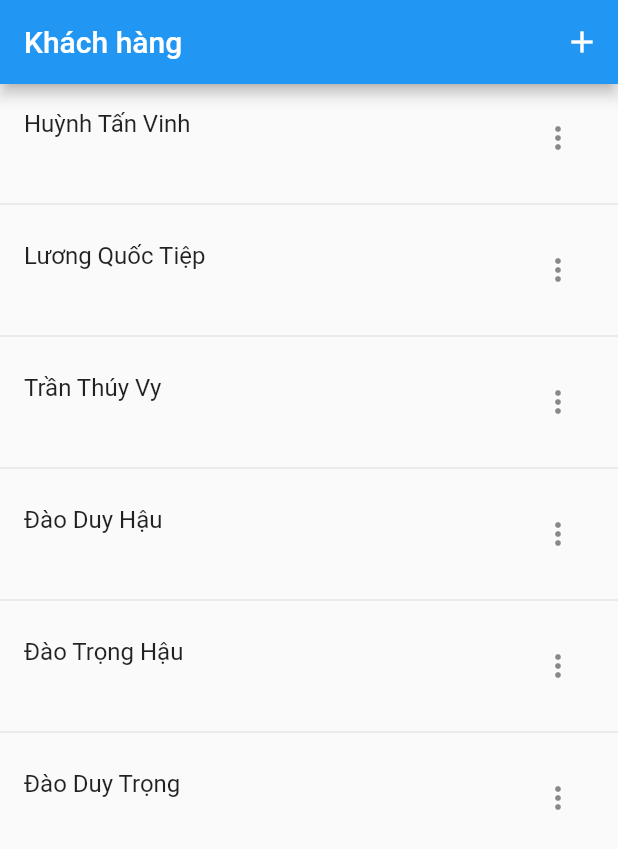
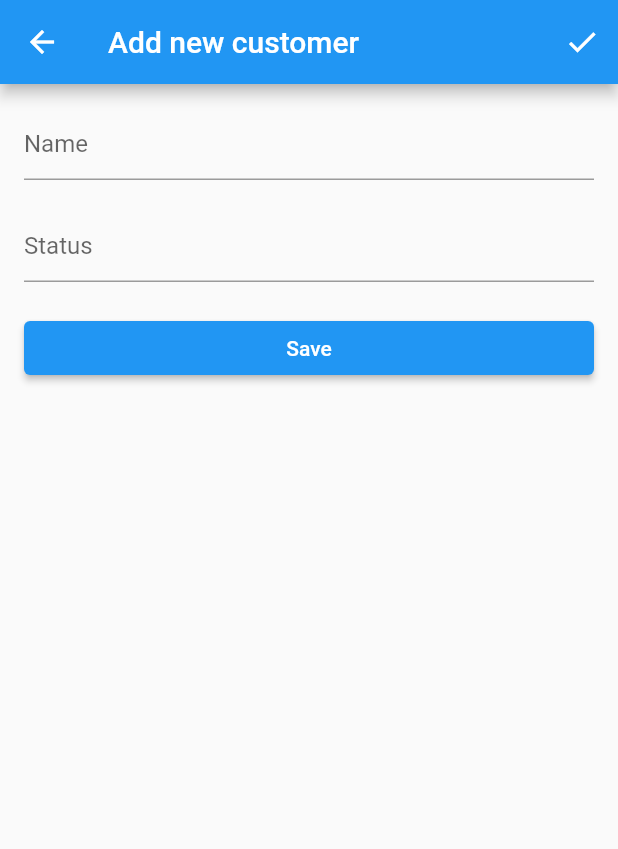
Before and after one commit to namhi/flutter_riverpod_example, a Flutter app: the screen it shows after launch, after a tap on the "add" icon, on a phone screen of 412 x 824 dp. Shown: the top 849 px of the screen. Run offline on Flutter 3.47's test engine with Material 2 defaults, Android fonts, the phone set to English and light mode, and no system bars; our stand-ins replace flutter_riverpod, freezed_annotation, riverpod; generated files the repository leaves out were written again.

Commit message:
Add edit page

```diff
--- a/lib/fake/repository/fake_customer_repository_impl.dart
+++ b/lib/fake/repository/fake_customer_repository_impl.dart
@@ -5,12 +5,12 @@ import '../../model/customer.dart';
 
 class FakeCustomerRepositoryImpl implements CustomerRepository {
   final List<Customer> _customers = [
-    const Customer(id: 1, name: 'Huỳnh Tấn Vinh'),
-    const Customer(id: 2, name: 'Lương Quốc Tiệp'),
-    const Customer(id: 3, name: 'Trần Thúy Vy'),
-    const Customer(id: 4, name: 'Đào Duy Hậu'),
-    const Customer(id: 5, name: 'Đào Trọng Hậu'),
-    const Customer(id: 6, name: 'Đào Duy Trọng'),
+    const Customer(id: 1, name: 'Dominic'),
+    const Customer(id: 2, name: 'Darius'),
+    const Customer(id: 3, name: 'Aatrox'),
+    const Customer(id: 4, name: 'Ahri'),
+    const Customer(id: 5, name: 'Akali'),
+    const Customer(id: 6, name: 'Alistar'),
   ];
   @override
   Future<void> delete(int id) async {
--- /dev/null
+++ b/lib/presentation/features/customers/customer_edit_page.dart
@@ -0,0 +1,81 @@
+import 'package:flutter/material.dart';
+import 'package:flutter_riverpod/flutter_riverpod.dart';
+
+import '../../../provider/customer_edit_provider.dart';
+
+class CustomerEditPage extends ConsumerStatefulWidget {
+  const CustomerEditPage({Key? key}) : super(key: key);
+
+  @override
+  _CustomerEditPageState createState() => _CustomerEditPageState();
+}
+
+class _CustomerEditPageState extends ConsumerState<CustomerEditPage> {
+  @override
+  void initState() {
+    super.initState();
+  }
+
+  @override
+  Widget build(BuildContext context) {
+    ref.listen<CustomerEditState>(customerEditProvider, (previous, next) {
+      if (previous?.lastActionResult != next.lastActionResult) {
+        // show SnackBar
+        if (next.lastActionResult!.success) {
+          Navigator.of(context).pop();
+        } else {
+          // show error
+        }
+      }
+    });
+    return Scaffold(
+      appBar: AppBar(
+        title: const Text("Add new customer"),
+        actions: [
+          IconButton(
+            onPressed: () {},
+            icon: const Icon(Icons.check),
+          ),
+        ],
+      ),
+      body: Padding(
+        padding: const EdgeInsets.all(16.0),
+        child: Column(
+          children: [
+            TextFormField(
+              decoration: const InputDecoration(
+                hintText: 'Name',
+              ),
+              onChanged: (value) {
+                ref.read(customerEditProvider.notifier).changeName(value);
+              },
+            ),
+            const SizedBox(
+              height: 20,
+            ),
+            TextFormField(
+              decoration: const InputDecoration(
+                hintText: 'Status',
+              ),
+              onChanged: (value) {
+                ref.read(customerEditProvider.notifier).changeStatus(value);
+              },
+            ),
+            const SizedBox(
+              height: 20,
+            ),
+            SizedBox(
+              width: double.infinity,
+              child: ElevatedButton(
+                onPressed: () {
+                  ref.read(customerEditProvider.notifier).save();
+                },
+                child: const Text('Save'),
+              ),
+            ),
+          ],
+        ),
+      ),
+    );
+  }
+}
--- a/lib/presentation/features/customers/customers_page.dart
+++ b/lib/presentation/features/customers/customers_page.dart
@@ -2,6 +2,7 @@ import 'package:flutter/material.dart';
 import 'package:flutter_riverpod/flutter_riverpod.dart';
 import 'package:flutter_riverpod_example/provider/customers_provider.dart';
 import '../../../model/customer.dart';
+import 'customer_edit_page.dart';
 
 class CustomersPage extends ConsumerStatefulWidget {
   const CustomersPage({Key? key}) : super(key: key);
@@ -21,10 +22,17 @@ class _CustomersPageState extends ConsumerState<CustomersPage> {
   Widget build(BuildContext context) {
     return Scaffold(
       appBar: AppBar(
-        title: const Text('Khách hàng'),
+        title: const Text('Customers'),
         actions: [
           IconButton(
-            onPressed: () {},
+            onPressed: () {
+              Navigator.push(
+                context,
+                MaterialPageRoute(
+                  builder: (context) => const CustomerEditPage(),
+                ),
+              );
+            },
             icon: const Icon(Icons.add),
           ),
         ],
@@ -106,19 +114,19 @@ class _CustomerItem extends ConsumerWidget {
               mainAxisSize: MainAxisSize.min,
               children: [
                 ListTile(
-                  title: const Text('Xóa'),
+                  title: const Text('Delete'),
                   onTap: () {
                     Navigator.pop(context);
                     ref.read(customersProvider.notifier).delete(item.id);
                   },
                 ),
                 ListTile(
-                  title: const Text('Đổi trạng thái'),
+                  title: const Text('Change status to VIP'),
                   onTap: () {
                     Navigator.pop(context);
                     ref
                         .read(customersProvider.notifier)
-                        .changeStatus(item.id, 'Khách VIP');
+                        .changeStatus(item.id, 'VIP');
                   },
                 ),
               ],
--- /dev/null
+++ b/lib/provider/customer_edit_provider.dart
@@ -0,0 +1,92 @@
+import 'package:flutter/foundation.dart';
+import 'package:flutter_riverpod/flutter_riverpod.dart';
+import 'package:flutter_riverpod_example/model/customer.dart';
+import 'package:freezed_annotation/freezed_annotation.dart';
+
+import '../data/repository/customer_repository.dart';
+import 'customers_repository_provider.dart';
+part 'customer_edit_provider.freezed.dart';
+
+final customerEditProvider =
+    StateNotifierProvider<CustomerEditStateNotifier, CustomerEditState>(
+  (ref) {
+    final customerRepo = ref.read(customersRepositoryProvider);
+    return CustomerEditStateNotifier(customerRepository: customerRepo);
+  },
+);
+
+class CustomerEditStateNotifier extends StateNotifier<CustomerEditState> {
+  CustomerEditStateNotifier({
+    required CustomerRepository customerRepository,
+  })  : _customerRepository = customerRepository,
+        super(CustomerEditState());
+
+  late final CustomerRepository _customerRepository;
+
+  void changeName(String value) {
+    state = state.copyWith(name: value);
+  }
+
+  void changeStatus(String value) {
+    state = state.copyWith(status: value);
+  }
+
+  /// try to save new customer.
+  /// on exception then show error SnackBar, on success show success SnackBar
+  Future<void> save() async {
+    // 1. validate data input.
+    // 2. try to save.
+    try {
+      await _customerRepository.insert(
+        Customer(
+          id: 10,
+          name: state.name ?? '',
+          status: state.status ?? '',
+        ),
+      );
+
+      state = state.copyWith(
+        lastActionResult: StateAction(
+          success: true,
+          message: '',
+        ),
+      );
+    } catch (e, s) {
+      if (kDebugMode) {
+        print(e);
+      }
+
+      state = state.copyWith(
+        lastActionResult: StateAction(
+          success: false,
+          message: e.toString(),
+        ),
+      );
+    }
+  }
+}
+
+@freezed
+@Freezed(maybeWhen: false, maybeMap: false)
+class CustomerEditState with _$CustomerEditState {
+  factory CustomerEditState({
+    @Default(CustomersStatus.initial) CustomersStatus loadingStatus,
+    String? id,
+    String? name,
+    String? status,
+    StateAction? lastActionResult,
+  }) = _CustomerEditState;
+}
+
+enum CustomersStatus {
+  initial,
+  loading,
+  error,
+  loaded,
+}
+
+class StateAction {
+  StateAction({required this.success, required this.message});
+  final bool success;
+  final String message;
+}
--- a/lib/provider/customers_provider.dart
+++ b/lib/provider/customers_provider.dart
@@ -56,7 +56,6 @@ class CustomerNotifier extends StateNotifier<CustomersState> {
     try {
       // throw Exception('On errr');
       await _customerRepository.delete(id);
-
       final customers = state.customers.toList();
       customers.removeWhere((element) => element.id == id);
 
```
